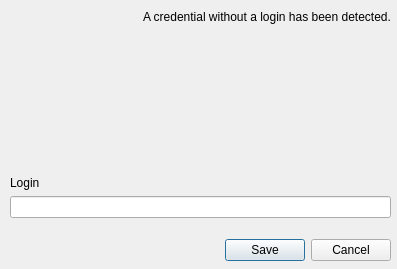
Above: src/RequestLoginNameDialog.ui from mooltipass/moolticute before the change. Below: the same form after it.
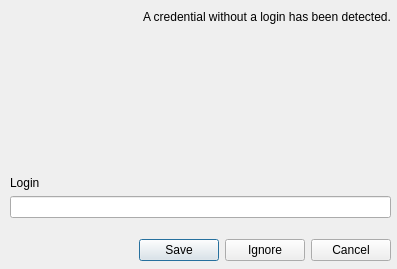
That is the form after the change.

Commit message: Adding ignore button to RequestLoginNameDialog, fixing text and rejecting

What changed in the file:
```diff
--- a/src/RequestLoginNameDialog.ui
+++ b/src/RequestLoginNameDialog.ui
@@ -95,7 +95,7 @@
        <enum>Qt::Horizontal</enum>
       </property>
       <property name="standardButtons">
-       <set>QDialogButtonBox::Cancel|QDialogButtonBox::Save</set>
+       <set>QDialogButtonBox::Cancel|QDialogButtonBox::Ignore|QDialogButtonBox::Save</set>
       </property>
      </widget>
     </item>
```
The commit also changes 3 other files.
